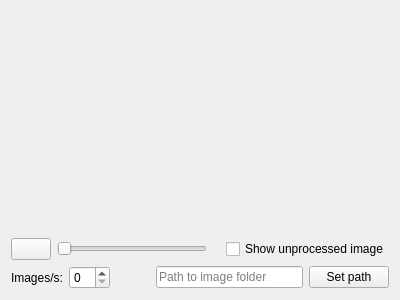
Old version of the form src/CellSorter/gui/imagedisplayerwidget.ui in the repository mortbopet/RTOC.
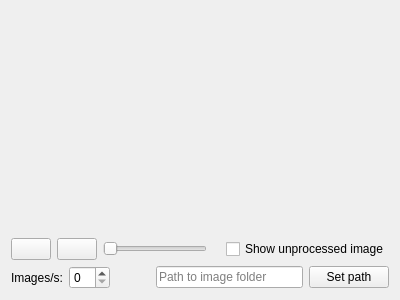
New version of the form.

Commit message: Add loop method in image displayer

What changed in the file:
```diff
--- a/src/CellSorter/gui/imagedisplayerwidget.ui
+++ b/src/CellSorter/gui/imagedisplayerwidget.ui
@@ -75,6 +75,16 @@
          </property>
         </widget>
        </item>
+       <item>
+        <widget class="QPushButton" name="loop">
+         <property name="text">
+          <string/>
+         </property>
+         <property name="checkable">
+          <bool>true</bool>
+         </property>
+        </widget>
+       </item>
        <item>
         <widget class="QSlider" name="imageSlider">
          <property name="orientation">
```
The commit also changes 3 other files.
